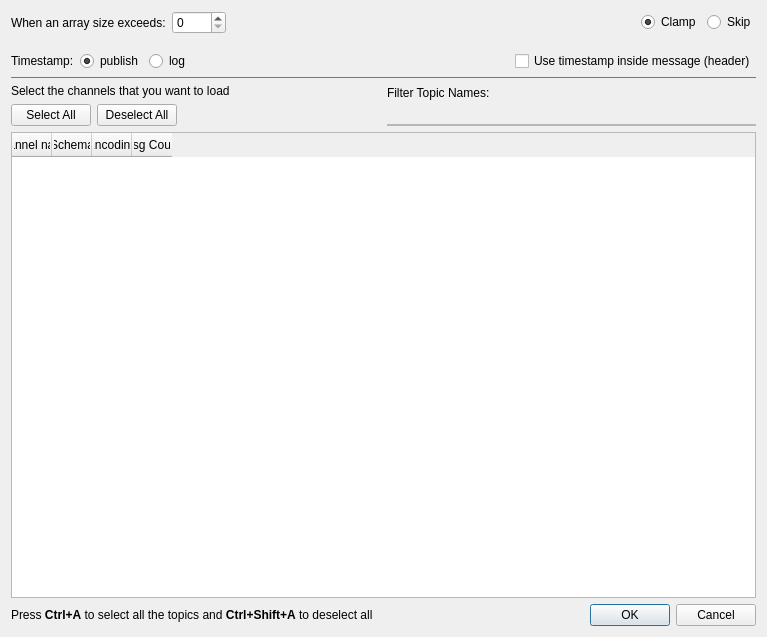
First picture: the form in data_load_mcap/dialog_mcap.ui, repository PlotJuggler/pj-official-plugins, before the edit.
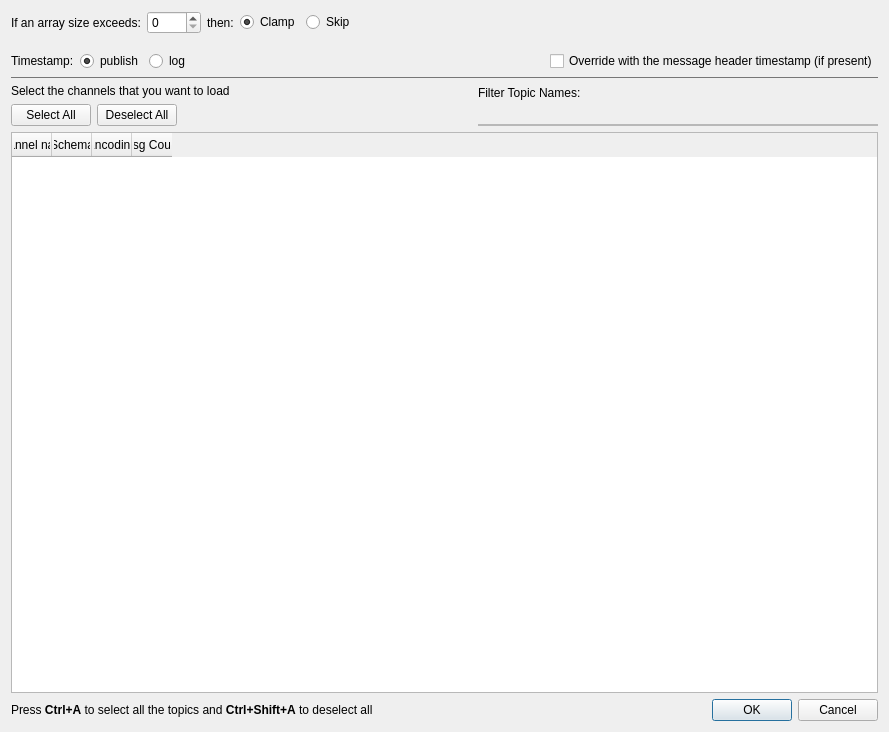
Second picture: the form after the edit.

Commit message: refine dialog

The edit to the form file:
```diff
--- a/data_load_mcap/dialog_mcap.ui
+++ b/data_load_mcap/dialog_mcap.ui
@@ -6,8 +6,8 @@
    <rect>
     <x>0</x>
     <y>0</y>
-    <width>767</width>
-    <height>637</height>
+    <width>889</width>
+    <height>732</height>
    </rect>
   </property>
   <property name="windowTitle">
@@ -19,7 +19,7 @@
      <item>
       <widget class="QLabel" name="label_2">
        <property name="text">
-        <string>When an array size exceeds:</string>
+        <string>If an array size exceeds:</string>
        </property>
       </widget>
      </item>
@@ -37,17 +37,11 @@
       </widget>
      </item>
      <item>
-      <spacer name="horizontalSpacer">
-       <property name="orientation">
-        <enum>Qt::Orientation::Horizontal</enum>
+      <widget class="QLabel" name="label_4">
+       <property name="text">
+        <string>then:</string>
        </property>
-       <property name="sizeHint" stdset="0">
-        <size>
-         <width>40</width>
-         <height>20</height>
-        </size>
-       </property>
-      </spacer>
+      </widget>
      </item>
      <item>
       <widget class="QRadioButton" name="radioClamp">
@@ -72,6 +66,19 @@
        </attribute>
       </widget>
      </item>
+     <item>
+      <spacer name="horizontalSpacer">
+       <property name="orientation">
+        <enum>Qt::Orientation::Horizontal</enum>
+       </property>
+       <property name="sizeHint" stdset="0">
+        <size>
+         <width>40</width>
+         <height>20</height>
+        </size>
+       </property>
+      </spacer>
+     </item>
     </layout>
    </item>
    <item>
@@ -128,7 +135,7 @@
      <item>
       <widget class="QCheckBox" name="checkBoxUseTimestamp">
        <property name="text">
-        <string>Use timestamp inside message (header)</string>
+        <string>Override with the message header timestamp (if present)</string>
        </property>
       </widget>
      </item>
```
Left out of the diff: 2 changed lines with no effect on the pictures.
